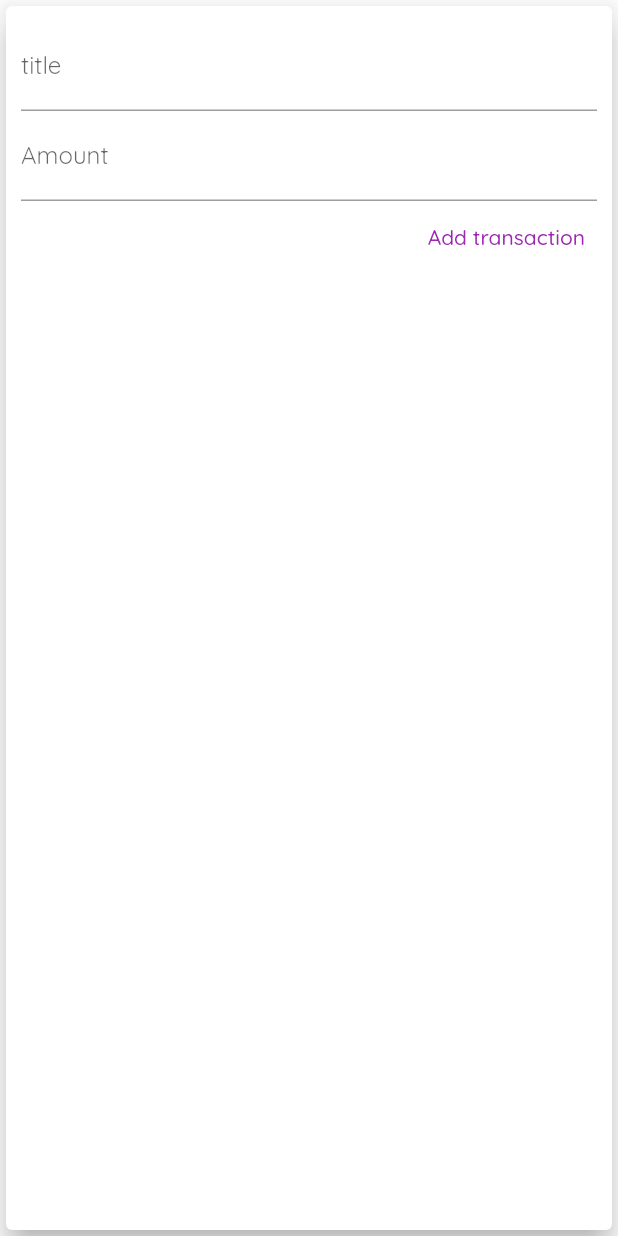
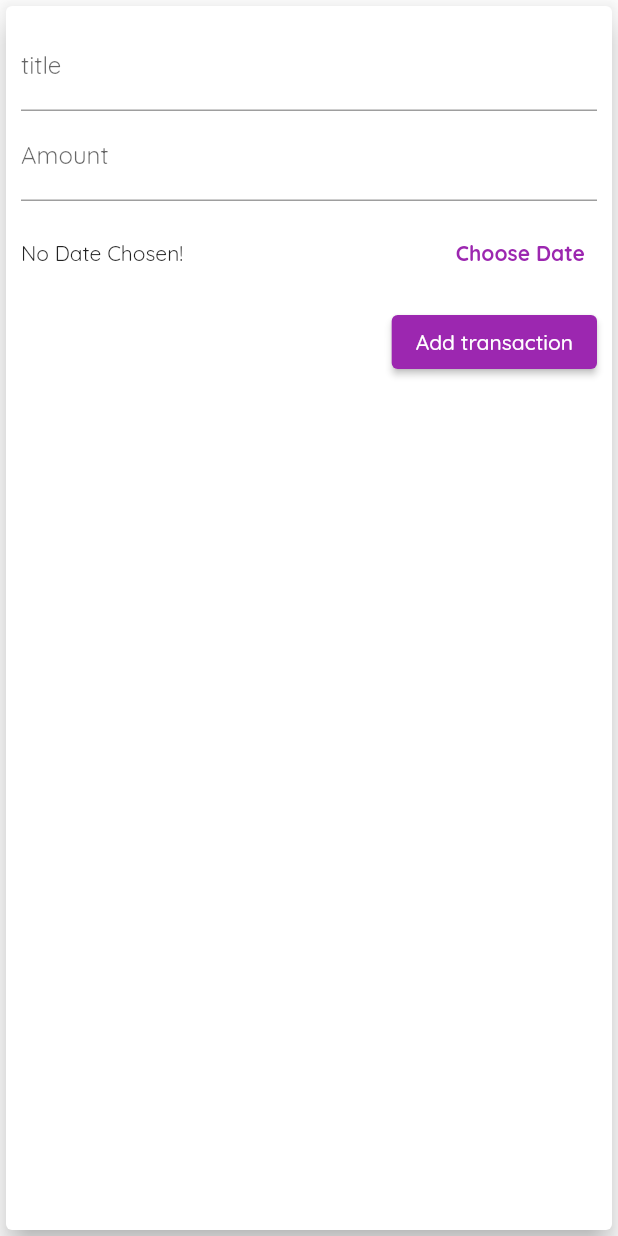
Before and after one commit to AmmarHussien/new_app, a Flutter app: the NewTransaction widget shown alone on an empty page, opened directly, after a tap on "Add transaction", on a phone screen of 412 x 824 dp. Run offline on Flutter 3.47's test engine with Material 2 defaults, Android fonts, the phone set to English and light mode, and no system bars.

Commit message:
select date

```diff
--- a/lib/widgets/new_transaction.dart
+++ b/lib/widgets/new_transaction.dart
@@ -1,4 +1,5 @@
 import 'package:flutter/material.dart';
+import 'package:intl/intl.dart';
 
 class NewTransaction extends StatefulWidget {
   const NewTransaction({super.key, this.addTx});
@@ -10,23 +11,41 @@ class NewTransaction extends StatefulWidget {
 }
 
 class _NewTransactionState extends State<NewTransaction> {
-  final titleController = TextEditingController();
+  final _titleController = TextEditingController();
 
-  final amountController = TextEditingController();
+  final _amountController = TextEditingController();
 
-  void submitData() {
-    final enteredTitle = titleController.text;
-    final enteredAmount = double.parse(amountController.text);
+  DateTime? _selectedDate;
 
-    if (enteredTitle.isEmpty || enteredAmount <= 0) {
+  void _submitData() {
+    if (_amountController.text.isEmpty) {
       return;
     }
-    widget.addTx!(
-      enteredTitle,
-      enteredAmount,
-    );
+    final enteredTitle = _titleController.text;
+    final enteredAmount = double.parse(_amountController.text);
+
+    if (enteredTitle.isEmpty || enteredAmount <= 0 || _selectedDate == null) {
+      return;
+    }
+    widget.addTx!(enteredTitle, enteredAmount, _selectedDate);
 
     Navigator.of(context).pop();
+  }
+
+  void _presentDatePicker() {
+    showDatePicker(
+      context: context,
+      initialDate: DateTime.now(),
+      firstDate: DateTime(2023),
+      lastDate: DateTime.now(),
+    ).then((pickData) {
+      if (pickData == null) {
+        return;
+      }
+      setState(() {
+        _selectedDate = pickData;
+      });
+    });
   }
 
   @override
@@ -44,8 +63,8 @@ class _NewTransactionState extends State<NewTransaction> {
               decoration: const InputDecoration(
                 labelText: 'title',
               ),
-              controller: titleController,
-              onSubmitted: (_) => submitData(),
+              controller: _titleController,
+              onSubmitted: (_) => _submitData(),
               // onChanged: (value) {
               //   titleInput = value;
               // },
@@ -54,19 +73,42 @@ class _NewTransactionState extends State<NewTransaction> {
               decoration: const InputDecoration(
                 labelText: 'Amount',
               ),
-              controller: amountController,
+              controller: _amountController,
               keyboardType: TextInputType.number,
-              onSubmitted: (_) => submitData(),
+              onSubmitted: (_) => _submitData(),
               // onChanged: (value) {
               //   amountInput = value;
               // },
             ),
-            TextButton(
-              onPressed: submitData,
+            SizedBox(
+              height: 70,
+              child: Row(
+                children: [
+                  Expanded(
+                    child: Text(
+                      _selectedDate == null
+                          ? 'No Date Chosen!'
+                          : 'Picked Date: ${DateFormat.yMd().format(_selectedDate!)}',
+                    ),
+                  ),
+                  TextButton(
+                    onPressed: _presentDatePicker,
+                    child: const Text(
+                      'Choose Date',
+                      style: TextStyle(
+                        fontWeight: FontWeight.bold,
+                      ),
+                    ),
+                  ),
+                ],
+              ),
+            ),
+            ElevatedButton(
+              onPressed: _submitData,
               child: const Text(
                 'Add transaction',
                 style: TextStyle(
-                  color: Colors.purple,
+                  color: Colors.white,
                 ),
               ),
             )
--- a/lib/widgets/transaction_list.dart
+++ b/lib/widgets/transaction_list.dart
@@ -55,6 +55,11 @@ class TransactionList extends StatelessWidget {
                     subtitle: Text(
                       DateFormat.yMMMd().format(transactions[index].date),
                     ),
+                    trailing: IconButton(
+                      icon: const Icon(Icons.delete),
+                      color: Theme.of(context).errorColor,
+                      onPressed: () {},
+                    ),
                   ),
                 );
               },
```
Also changed, not shown: lib/main.dart (+9 -4 lines).
